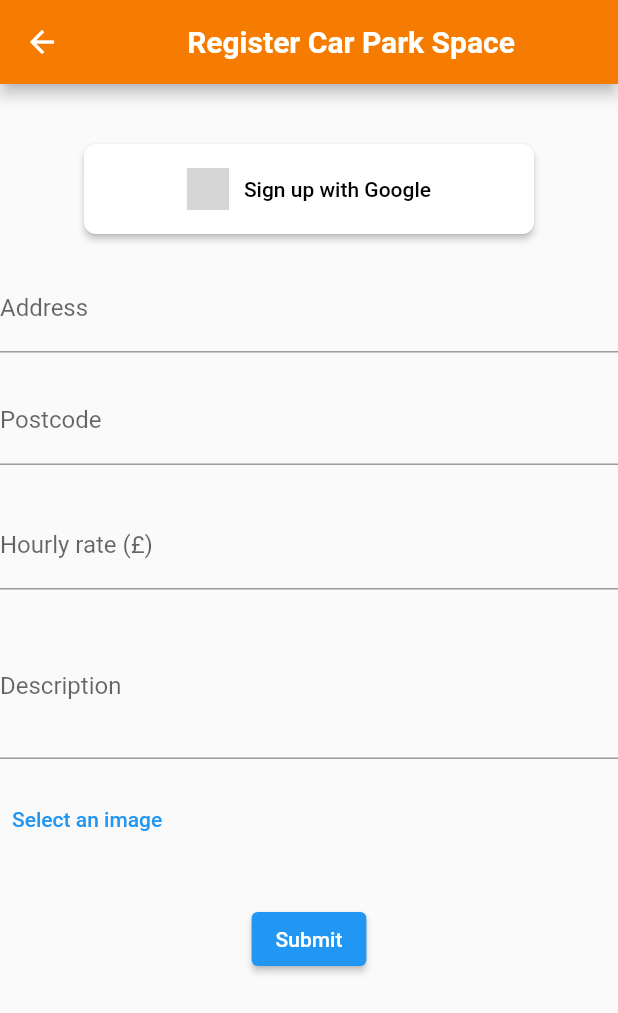
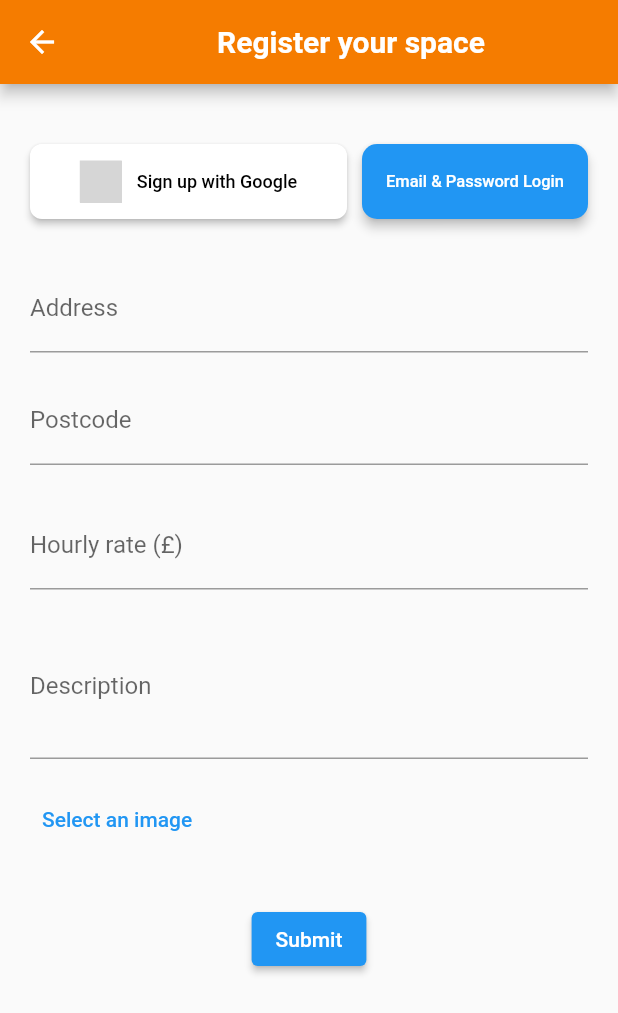
Before and after one commit to sohebalam/spare_park, a Flutter app: the screen it shows after launch, in the side drawer, after a tap on "Register Parking Space", on a phone screen of 412 x 824 dp. Shown: the top 1013 px of the screen. Run offline on Flutter 3.47's test engine with Material 2 defaults, Android fonts, the phone set to English and light mode, and no system bars; our stand-ins replace auth_buttons, cached_network_image, cloud_firestore, firebase_auth, firebase_core, firebase_storage and 7 more; missing offline and left inert: firebase_auth_web, firebase_core_web, flutter_stripe, google_maps_flutter_platform_interface, google_maps_webservice; accounts and stored records are empty; grey boxes are pictures that could not be loaded.

Commit message:
custom login 1

```diff
--- a/lib/main.dart
+++ b/lib/main.dart
@@ -31,10 +31,10 @@ class MyApp extends StatelessWidget {
         ),
         initialRoute: '/map_home',
         routes: {
-          '/': (context) => Wrapper(),
+          // '/': (context) => Wrapper(),
           '/map_home': (context) => MapHome(),
-          '/login': (context) => LoginScreen(),
-          '/register': (context) => RegisterScreen(),
+          // '/login': (context) => LoginScreen(),
+          // '/register': (context) => RegisterScreen(),
         },
       ),
     );
--- a/lib/screens/crud/parking/register_car_parking.dart
+++ b/lib/screens/crud/parking/register_car_parking.dart
@@ -13,6 +13,7 @@ import 'package:sparepark/shared/carpark_space_db_helper.dart';
 import 'package:firebase_storage/firebase_storage.dart' as firebase_storage;
 import 'package:auth_buttons/auth_buttons.dart';
 import 'package:sparepark/shared/functions.dart';
+import 'package:sparepark/shared/widgets/LoginDialog.dart';
 import 'package:sparepark/shared/widgets/app_bar.dart';
 
 class RegisterParkingSpace extends StatefulWidget {
@@ -163,40 +164,114 @@ class _RegisterParkingSpaceState extends State<RegisterParkingSpace> {
     final isLoggedInStream = authService.user!.map((user) => user != null);
     return Scaffold(
         appBar: CustomAppBar(
-        title: 'Register Car Park Space',
+          title: 'Register your space',
           isLoggedInStream: isLoggedInStream,
         ),
         body: SingleChildScrollView(
+            child: Stack(children: [
+          Column(
+            crossAxisAlignment: CrossAxisAlignment.stretch,
+            children: [
+              Padding(
+                padding: const EdgeInsets.all(20.0),
+                child: StreamBuilder<bool>(
+                  stream: authService.user?.map((user) => user != null),
+                  initialData: false,
+                  builder: (context, snapshot) {
+                    if (snapshot.data == true) {
+                      return Text(
+                        'You are logged in.',
+                        style: TextStyle(fontSize: 20),
+                      );
+                    } else {
+                      return Padding(
+                          padding: const EdgeInsets.fromLTRB(0, 20, 0, 0),
+                          child: Stack(
+                            children: [
+                              // Text(
+                              //   'Please login to register your Parking Space',
+                              //   style: TextStyle(fontSize: 20),
+                              // ),
+                              // SizedBox(
+                              //   height: 16.0,
+                              // ),
+                              Row(
+                                children: [
+                                  Expanded(
                                     child: Center(
-          child: Form(
-            key: _formKey,
-            child: Column(
-              crossAxisAlignment: CrossAxisAlignment.start,
-              children: [
-                SizedBox(
-                  height: 40.0,
-                ),
-                Center(
                                       child: GoogleAuthButton(
                                         onPressed: () async {
                                           await signInFunction();
                                         },
                                         text: "Sign up with Google",
                                         style: AuthButtonStyle(
-                      width: 300,
-                      height: 60,
+                                          width: 250,
+                                          height: 50,
                                           iconType: AuthIconType.outlined,
                                           buttonColor: Colors.white,
                                           textStyle: TextStyle(
+                                            fontSize: 12,
                                             color: Colors.black,
                                           ),
                                         ),
                                       ),
                                     ),
+                                  ),
+                                  SizedBox(width: 10),
                                   SizedBox(
-                  height: 20.0,
+                                    height: 50,
+                                    child: ElevatedButton(
+                                      onPressed: () {
+                                        showDialog(
+                                          context: context,
+                                          builder: (context) =>
+                                              CustomLoginDialog(),
+                                        );
+                                      },
+                                      style: ElevatedButton.styleFrom(
+                                        backgroundColor: Colors.blue,
+                                        shape: RoundedRectangleBorder(
+                                          borderRadius:
+                                              BorderRadius.circular(10),
                                         ),
-                TextFormField(
+                                        elevation: 3,
+                                        shadowColor:
+                                            Colors.black.withOpacity(1),
+                                      ),
+                                      child: Text(
+                                        'Email & Password Login',
+                                        style: TextStyle(
+                                          fontSize: 11,
+                                          color: Colors.white,
+                                        ),
+                                      ),
+                                    ),
+                                  ),
+                                ],
+                              ),
+                            ],
+                          ));
+                    }
+                  },
+                ),
+              ),
+              // Visibility(
+              //   visible: !isLoggedIn,
+              //   child:
+              // ),
+            ],
+          ),
+          Padding(
+            padding: const EdgeInsets.all(20.0),
+            child: Column(
+              crossAxisAlignment: CrossAxisAlignment.start,
+              children: [
+                SizedBox(
+                  height: 100.0,
+                ),
+                Form(
+                  key: _formKey,
+                  child: TextFormField(
                     controller: _addressController,
                     decoration: InputDecoration(
                       labelText: 'Address',
@@ -207,6 +282,7 @@ class _RegisterParkingSpaceState extends State<RegisterParkingSpace> {
                       }
                       return null;
                     },
+                  ),
                 ),
                 SizedBox(
                   height: 16.0,
@@ -316,24 +392,13 @@ class _RegisterParkingSpaceState extends State<RegisterParkingSpace> {
                 ),
                 Center(
                   child: ElevatedButton(
-                  onPressed: isLoggedIn
-                      ? _submitForm
-                      : () {
-                          ScaffoldMessenger.of(context).showSnackBar(
-                            SnackBar(
-                              content:
-                                  Text('Please log in to submit the form.'),
-                              duration: Duration(seconds: 2),
+                    onPressed: _submitForm,
+                    child: Text('Submit'),
                   ),
-                          );
-                        },
-                  child: Text('Submit'),
-                )),
+                ),
               ],
             ),
           ),
-        ),
-      ),
-    );
+        ])));
   }
 }
```
Also changed, not shown: lib/shared/widgets/LoginDialog.dart (added, +30 -0 lines). Lines whose indentation alone changed are shown as unchanged.
